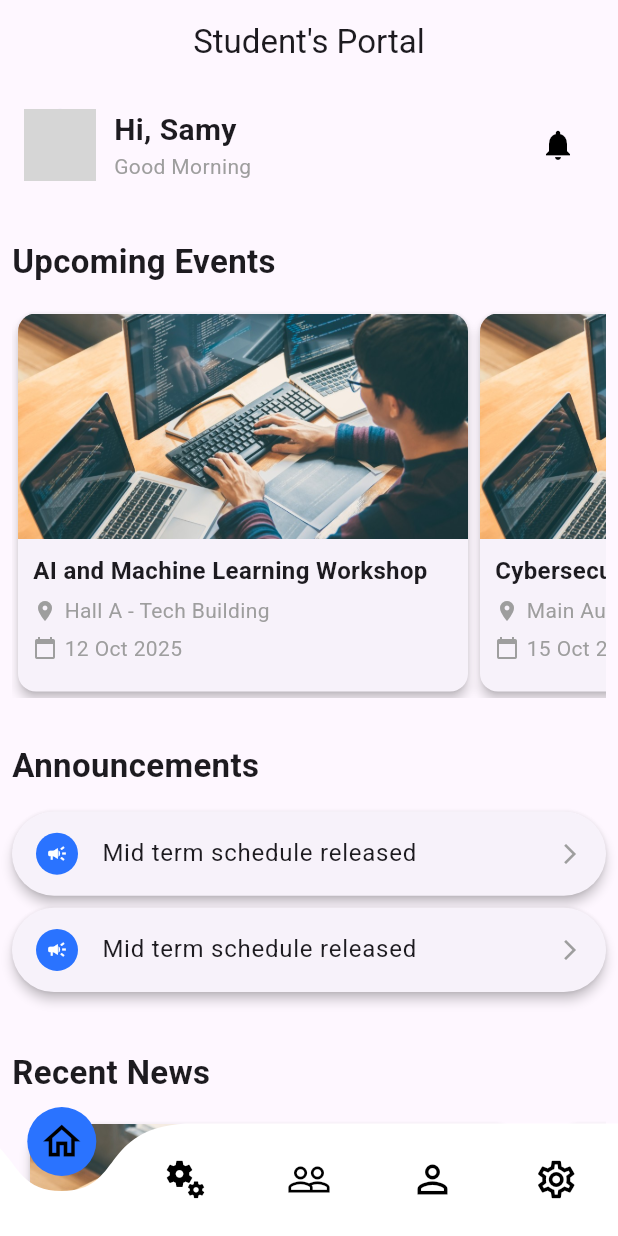
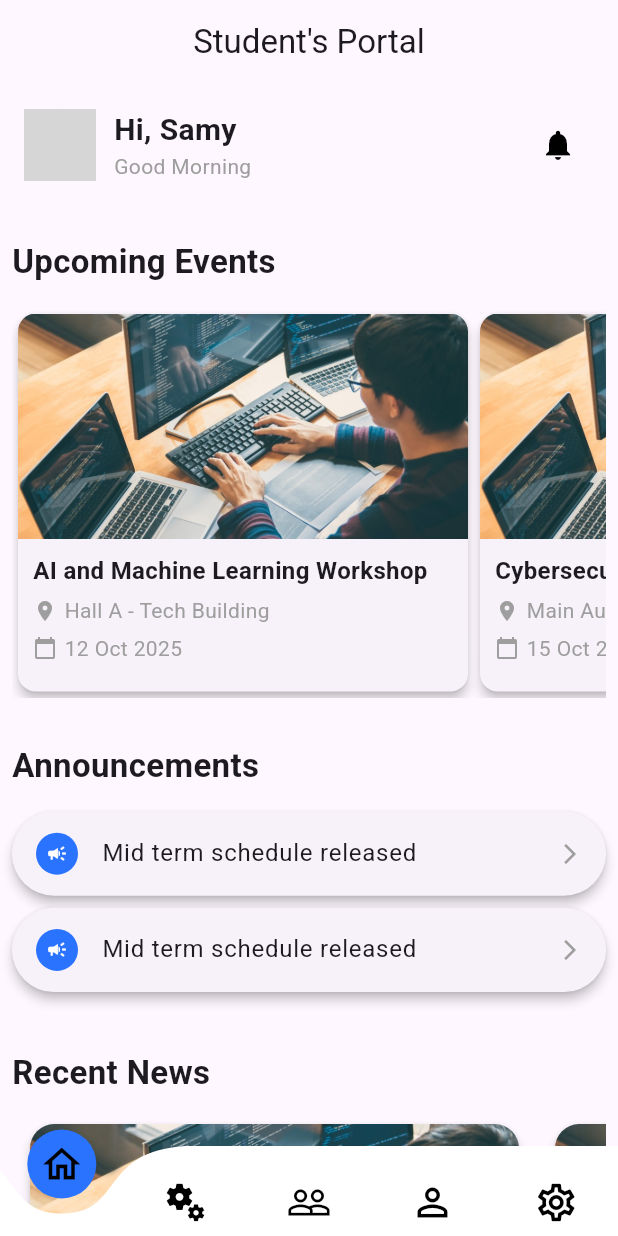
Before and after one commit to mariemmohammed275-blip/student_system_app, a Flutter app: the screen it shows once a user with an empty profile is signed in, on a phone screen of 412 x 824 dp. Run offline on Flutter 3.47's test engine with Material 3 defaults, Android fonts, the phone set to English and light mode, and no system bars; drawn by our look-alikes of curved_navigation_bar; our stand-ins replace firebase_auth, firebase_core, get; accounts and stored records are empty; network calls fail; Roboto replaces fonts that are missing (Robot); grey boxes are pictures that could not be loaded.

Commit message:
some fixes in the home screen ui

```diff
--- a/lib/Screens/home_screen.dart
+++ b/lib/Screens/home_screen.dart
@@ -69,7 +69,8 @@ class HomeScreen extends StatelessWidget {
                 ),
               ),
               SizedBox(height: 15),
-              SizedBox(height: 350, child: RecentNewsBuilder()),
+              SizedBox(height: 280, child: RecentNewsBuilder()),
+              SizedBox(height: 80),
             ],
           ),
         ),
--- a/lib/Screens/main_screen.dart
+++ b/lib/Screens/main_screen.dart
@@ -37,7 +37,7 @@ class MainScreen extends StatelessWidget {
           backgroundColor: Colors.transparent,
           color: Colors.white,
           buttonBackgroundColor: const Color(0xFF2A73FF),
-          height: 75,
+          height: 60,
           animationDuration: const Duration(milliseconds: 300),
           items: const [
             Icon(Icons.home_outlined, size: 30, color: Colors.black),
--- a/lib/widgets/sections/recent_news_builder.dart
+++ b/lib/widgets/sections/recent_news_builder.dart
@@ -10,7 +10,11 @@ class RecentNewsBuilder extends StatelessWidget {
       scrollDirection: Axis.horizontal,
       itemCount: 3,
       itemBuilder: (context, index) {
-        return SizedBox(height: 300, width: 350, child: RecentNews());
+        return SizedBox(
+          height: 280,
+          width: 350,
+          child: GestureDetector(onTap: () {}, child: RecentNews()),
+        );
       },
     );
   }
```
